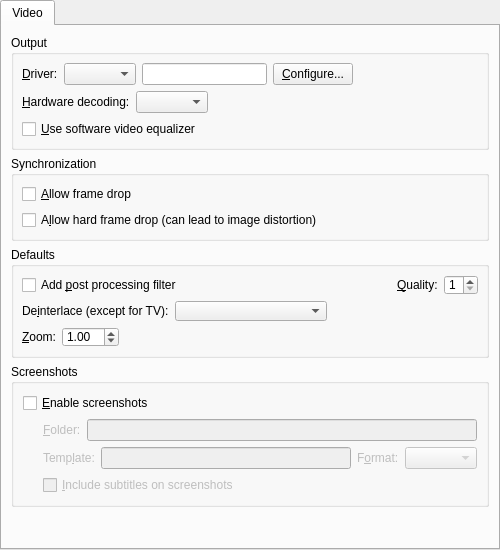
Old version of the form src/gui/pref/video.ui in the repository wilbert2000/wzplayer.
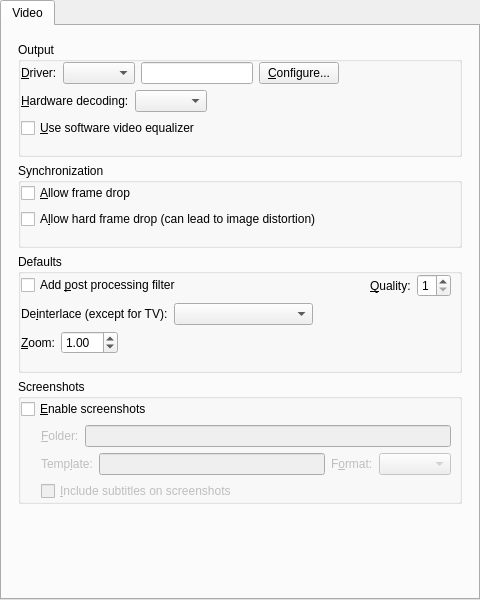
New version of the form. Custom widgets are drawn as their Qt base class.

```diff
--- a/src/gui/pref/video.ui
+++ b/src/gui/pref/video.ui
@@ -6,8 +6,8 @@
    <rect>
     <x>0</x>
     <y>0</y>
-    <width>500</width>
-    <height>550</height>
+    <width>480</width>
+    <height>600</height>
    </rect>
   </property>
   <layout class="QVBoxLayout">
@@ -27,6 +27,9 @@
        <string>Video</string>
       </attribute>
       <layout class="QVBoxLayout">
+       <property name="margin">
+        <number>16</number>
+       </property>
        <item>
         <widget class="QGroupBox" name="output_group">
          <property name="minimumSize">
@@ -38,10 +41,22 @@
          <property name="title">
           <string>Output</string>
          </property>
+         <property name="flat">
+          <bool>true</bool>
+         </property>
          <layout class="QVBoxLayout" name="output_verticalLayout">
-          <property name="margin">
+          <property name="leftMargin">
+           <number>0</number>
+          </property>
+          <property name="topMargin">
+           <number>0</number>
+          </property>
+          <property name="rightMargin">
            <number>8</number>
           </property>
+          <property name="bottomMargin">
+           <number>16</number>
+          </property>
           <item>
            <layout class="QHBoxLayout" name="vo_layout">
             <item>
@@ -146,10 +161,22 @@
          <property name="title">
           <string>Synchronization</string>
          </property>
+         <property name="flat">
+          <bool>true</bool>
+         </property>
          <layout class="QVBoxLayout" name="synchronization_verticalLayout">
-          <property name="margin">
+          <property name="leftMargin">
+           <number>0</number>
+          </property>
+          <property name="topMargin">
+           <number>0</number>
+          </property>
+          <property name="rightMargin">
            <number>8</number>
           </property>
+          <property name="bottomMargin">
+           <number>16</number>
+          </property>
           <item>
            <widget class="QCheckBox" name="framedrop_check">
             <property name="text">
@@ -178,10 +205,22 @@
          <property name="title">
           <string>Defaults</string>
          </property>
+         <property name="flat">
+          <bool>true</bool>
+         </property>
          <layout class="QVBoxLayout" name="defaults_verticalLayout">
-          <property name="margin">
+          <property name="leftMargin">
+           <number>0</number>
+          </property>
+          <property name="topMargin">
+           <number>0</number>
+          </property>
+          <property name="rightMargin">
            <number>8</number>
           </property>
+          <property name="bottomMargin">
+           <number>16</number>
+          </property>
           <item>
            <layout class="QHBoxLayout">
             <property name="spacing">
@@ -329,7 +368,22 @@
          <property name="title">
           <string>Screenshots</string>
          </property>
+         <property name="flat">
+          <bool>true</bool>
+         </property>
          <layout class="QVBoxLayout" name="screenshots_verticalLayout">
+          <property name="leftMargin">
+           <number>0</number>
+          </property>
+          <property name="topMargin">
+           <number>0</number>
+          </property>
+          <property name="rightMargin">
+           <number>8</number>
+          </property>
+          <property name="bottomMargin">
+           <number>0</number>
+          </property>
           <item>
            <widget class="QCheckBox" name="use_screenshots_check">
             <property name="text">
```
